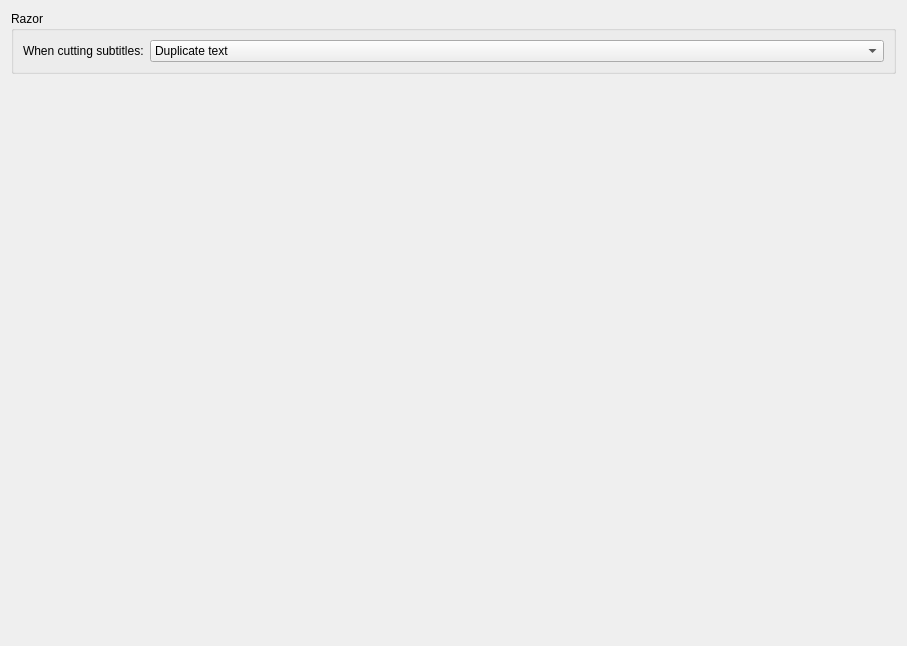
Qt form src/ui/configtools_ui.ui (KDE/kdenlive) before a commit.
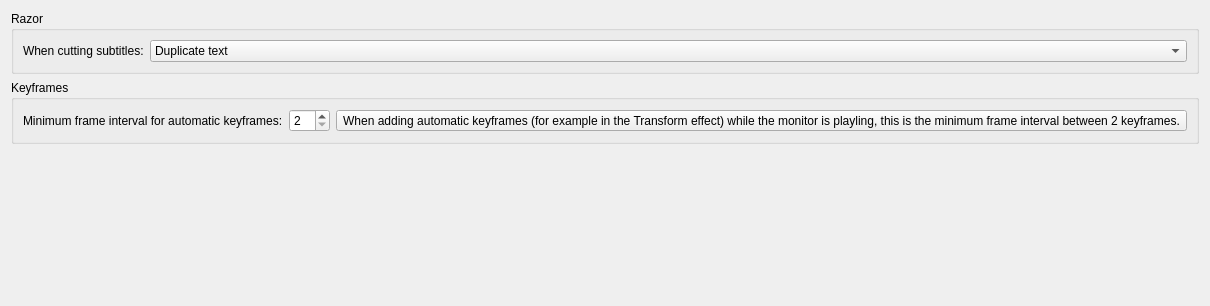
The same form after that commit. Custom widgets are drawn as their Qt base class.

Commit message: Fixes to rectangle keyframes (fix possible crash) and add configurable limit to automatic keyframes, for example only every 10 frames.

What changed in the file:
```diff
--- a/src/ui/configtools_ui.ui
+++ b/src/ui/configtools_ui.ui
@@ -10,8 +10,8 @@
    <rect>
     <x>0</x>
     <y>0</y>
-    <width>907</width>
-    <height>646</height>
+    <width>505</width>
+    <height>306</height>
    </rect>
   </property>
   <layout class="QFormLayout" name="formLayout">
@@ -51,7 +51,7 @@
      </layout>
     </widget>
    </item>
-   <item row="1" column="0">
+   <item row="2" column="0">
     <spacer name="verticalSpacer">
      <property name="orientation">
       <enum>Qt::Vertical</enum>
@@ -64,8 +64,58 @@
      </property>
     </spacer>
    </item>
+   <item row="1" column="0" colspan="2">
+    <widget class="QGroupBox" name="groupBox">
+     <property name="title">
+      <string>Keyframes</string>
+     </property>
+     <layout class="QGridLayout" name="gridLayout">
+      <item row="0" column="0">
+       <widget class="QLabel" name="label">
+        <property name="text">
+         <string>Minimum frame interval for automatic keyframes:</string>
+        </property>
+       </widget>
+      </item>
+      <item row="0" column="3">
+       <spacer name="horizontalSpacer">
+        <property name="orientation">
+         <enum>Qt::Orientation::Horizontal</enum>
+        </property>
+        <property name="sizeHint" stdset="0">
+         <size>
+          <width>40</width>
+          <height>20</height>
+         </size>
+        </property>
+       </spacer>
+      </item>
+      <item row="0" column="1">
+       <widget class="QSpinBox" name="kcfg_limitAutoKeyframesInterval">
+        <property name="minimum">
+         <number>2</number>
+        </property>
+       </widget>
+      </item>
+      <item row="0" column="2">
+       <widget class="KContextualHelpButton" name="kcontextualhelpbutton">
+        <property name="text">
+         <string>When adding automatic keyframes (for example in the Transform effect) while the monitor is playling, this is the minimum frame interval between 2 keyframes.</string>
+        </property>
+       </widget>
+      </item>
+     </layout>
+    </widget>
+   </item>
   </layout>
  </widget>
+ <customwidgets>
+  <customwidget>
+   <class>KContextualHelpButton</class>
+   <extends>QToolButton</extends>
+   <header>kcontextualhelpbutton.h</header>
+  </customwidget>
+ </customwidgets>
  <tabstops>
   <tabstop>kcfg_subtitle_razor_mode</tabstop>
  </tabstops>
```
Left out of the diff: 14 changed lines with no effect on the pictures. The commit also changes 8 other files.
